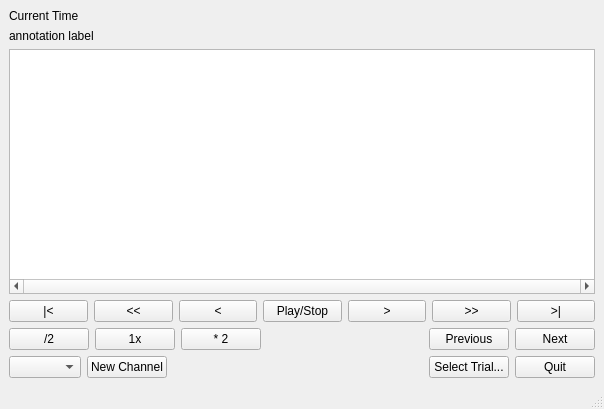
Before: the Qt Designer form src/mainWindow.ui in neuroethology/bento, drawn with Qt 5.
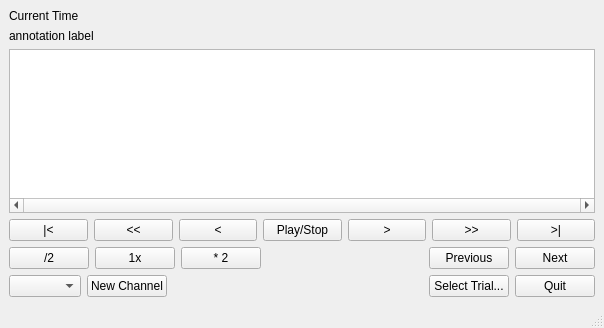
After: the same form once the commit is applied. Custom widgets are drawn as their Qt base class.

Patch:
```diff
--- a/src/mainWindow.ui
+++ b/src/mainWindow.ui
@@ -7,7 +7,7 @@
     <x>0</x>
     <y>0</y>
     <width>604</width>
-    <height>409</height>
+    <height>328</height>
    </rect>
   </property>
   <property name="sizePolicy">
```
